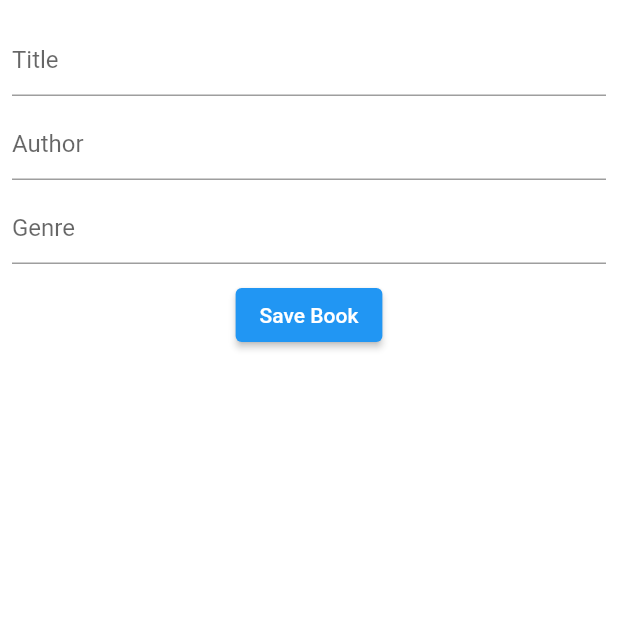
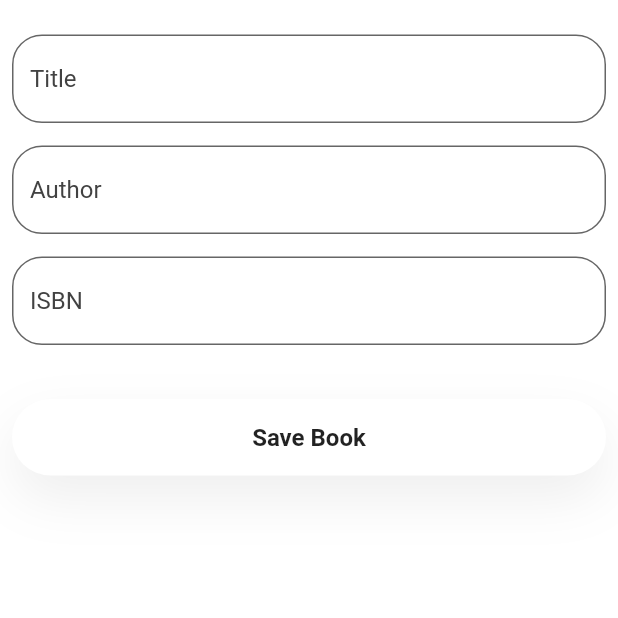
Before and after one commit to joeabn/PocketLibrary, a Flutter app: the BookForm screen opened directly with empty values, after a tap on "Save Book", on a phone screen of 412 x 824 dp, the top half of it. Run offline on Flutter 3.47's test engine with Material 2 defaults, Android fonts, the phone set to English and light mode, and no system bars; our stand-ins replace file_picker, firebase_auth, firebase_core, firebase_storage, sqflite; missing offline and left inert: syncfusion_flutter_pdfviewer; accounts and stored records are empty; network calls fail.

Commit message:
Add Rounded Text Field Validate ISBN Move Services to Directory
Signed-off-by: joeabn <joe.abounakoul@ecomz.com>

```diff
--- a/lib/Utils/validator.dart
+++ b/lib/Utils/validator.dart
@@ -1,11 +1,38 @@
 class Validator {
-  static String? validateName({required String? name}) {
+  static String? required({required String? name}) {
     if (name == null) {
       return null;
     }
 
     if (name.isEmpty) {
-      return 'Name can\'t be empty';
+      return 'This field can\'t be empty';
+    }
+
+    return null;
+  }
+
+  static String? validateISBN({required String? isbn}) {
+    const errorMessage = "Please enter a valid ISBN";
+    if (isbn == null || isbn.isEmpty) {
+      return null;
+    }
+
+    if (isbn.length != 10) {
+      return errorMessage;
+    }
+
+    try {
+      int.parse(isbn);
+    } catch (e) {
+      return errorMessage;
+    }
+    var sum = 0;
+    for (int i = 10; i != 0; i--) {
+      sum += (int.parse(isbn[i - 1]) * i);
+    }
+
+    if (sum % 11 != 0) {
+      return errorMessage;
     }
 
     return null;
--- a/lib/screens/Authentication/login_screen.dart
+++ b/lib/screens/Authentication/login_screen.dart
@@ -4,8 +4,8 @@ import 'package:flutter/material.dart';
 import 'package:pocket_library/screens/Authentication/register_screen.dart';
 import 'package:pocket_library/screens/home_screen.dart';
 
-import '../../Utils/fire_auth.dart';
 import '../../Utils/validator.dart';
+import '../../services/fire_auth.dart';
 
 class LoginScreen extends StatefulWidget {
   const LoginScreen({Key? key}) : super(key: key);
--- a/lib/screens/Authentication/profile_screen.dart
+++ b/lib/screens/Authentication/profile_screen.dart
@@ -1,7 +1,7 @@
 import 'package:firebase_auth/firebase_auth.dart';
 import 'package:flutter/material.dart';
 
-import '../../Utils/fire_auth.dart';
+import '../../services/fire_auth.dart';
 import 'login_screen.dart';
 
 class ProfileScreen extends StatefulWidget {
--- a/lib/screens/Authentication/register_screen.dart
+++ b/lib/screens/Authentication/register_screen.dart
@@ -2,8 +2,8 @@ import 'package:firebase_auth/firebase_auth.dart';
 import 'package:flutter/material.dart';
 import 'package:pocket_library/screens/home_screen.dart';
 
-import '../../Utils/fire_auth.dart';
 import '../../Utils/validator.dart';
+import '../../services/fire_auth.dart';
 
 class RegisterScreen extends StatefulWidget {
   const RegisterScreen({Key? key}) : super(key: key);
@@ -50,7 +50,7 @@ class _RegisterScreenState extends State<RegisterScreen> {
                       TextFormField(
                         controller: _nameTextController,
                         focusNode: _focusName,
-                        validator: (value) => Validator.validateName(
+                        validator: (value) => Validator.required(
                           name: value,
                         ),
                         decoration: InputDecoration(
--- a/lib/screens/add_book_screen.dart
+++ b/lib/screens/add_book_screen.dart
@@ -7,11 +7,13 @@ import 'package:flutter/material.dart';
 import 'package:flutter/widgets.dart';
 import 'package:path/path.dart' as dartPath;
 import 'package:path_provider/path_provider.dart';
+import 'package:pocket_library/Utils/validator.dart';
 import 'package:pocket_library/screens/reading_screen.dart';
+import 'package:pocket_library/widgets/rounded_text_field.dart';
 
 import '../Database/DatabaseContext.dart';
 import '../Database/book.dart';
-import '../Utils/FireStorage.dart';
+import '../services/cloud_storage_service.dart';
 import '../widgets/rounded_button.dart';
 
 class AddBookScreen extends StatefulWidget {
@@ -95,7 +97,7 @@ class _AddBookState extends State<AddBookScreen> {
   Future<String> _uploadDocumentToCloud(Book book) async {
     var file = File(book.path);
 
-    var uploadTask = await FireStorage.uploadFile(file, book.title);
+    var uploadTask = await CloudStorageService.uploadFile(file, book.title);
     // uploadTask.whenComplete(() =>)
     // uploadTask.snapshot.ref
     return "";
@@ -160,7 +162,7 @@ class _uploadBookState extends State<AddBookScreen> {
       return null;
     }
     _fileName = fileName;
-    return await FireStorage.uploadFile(file, fileName);
+    return await CloudStorageService.uploadFile(file, fileName);
   }
 
   /// A new string is uploaded to storage.
@@ -376,6 +378,7 @@ class UploadTaskListTile extends StatelessWidget {
 
 class BookForm extends StatelessWidget {
   final Future<void> Function(String, String?, String?) submitForm;
+  final _formKey = GlobalKey<FormState>();
 
   final _focusTitle = FocusNode();
   final _focusAuthor = FocusNode();
@@ -393,49 +396,48 @@ class BookForm extends StatelessWidget {
         body: Container(
             child: Padding(
                 padding: EdgeInsets.all(8.0),
-                child:
-                    Column(mainAxisSize: MainAxisSize.min, children: <Widget>[
-                  const SizedBox(height: 8.0),
-                  TextFormField(
-                    controller: _titleTextController,
-                    focusNode: _focusTitle,
-                    decoration: const InputDecoration(
-                      hintText: "Title",
-                    ),
-                  ),
-                  const SizedBox(height: 8.0),
-                  TextFormField(
-                    controller: _authorTextController,
-                    focusNode: _focusAuthor,
-                    decoration: const InputDecoration(
-                      hintText: "Author",
-                    ),
-                  ),
-                  const SizedBox(height: 8.0),
-                  TextFormField(
-                    controller: _genreTextController,
-                    focusNode: _focusGenre,
-                    decoration: const InputDecoration(
-                      hintText: "Genre",
-                    ),
-                  ),
-                  const SizedBox(height: 10.0),
-                  ElevatedButton(
-                    onPressed: () async {
-                      _focusTitle.unfocus();
-                      _focusAuthor.unfocus();
-                      _focusGenre.unfocus();
-                      await submitForm(
-                          _titleTextController.text,
-                          _authorTextController.text,
-                          _genreTextController.text);
-                    },
-                    child: const Text(
-                      'Save Book',
-                      style: TextStyle(color: Colors.white),
-                    ),
-                  ),
-                ]))));
+                child: Form(
+                    key: _formKey,
+                    child: Column(
+                        mainAxisSize: MainAxisSize.min,
+                        children: <Widget>[
+                          const SizedBox(height: 15.0),
+                          RoundedTextField(
+                              textHint: "Title",
+                              editingController: _titleTextController,
+                              focusNode: _focusTitle),
+                          const SizedBox(height: 15.0),
+                          RoundedTextField(
+                              textHint: "Author",
+                              editingController: _authorTextController,
+                              focusNode: _focusAuthor),
+                          // const SizedBox(height: 15.0),
+                          // RoundedTextField(textHint: "Genre",
+                          //     editingController: _genreTextController,
+                          //     focusNode: _focusGenre),
+                          const SizedBox(height: 15.0),
+                          RoundedTextField(
+                            textHint: "ISBN",
+                            editingController: _genreTextController,
+                            focusNode: _focusGenre,
+                            validator: (value) =>
+                                Validator.validateISBN(isbn: value),
+                          ),
+                          const SizedBox(height: 20.0),
+                          RoundedButton(
+                              text: "Save Book",
+                              press: () async {
+                                _focusTitle.unfocus();
+                                _focusAuthor.unfocus();
+                                _focusGenre.unfocus();
+                                print(_formKey.currentState!.validate());
+                                // await submitForm(
+                                //     _titleTextController.text,
+                                //     _authorTextController.text,
+                                //     _genreTextController.text
+                                // );
+                              })
+                        ])))));
     /*GestureDetector(
           onTap: () {
             _focusTitle.unfocus();
--- /dev/null
+++ b/lib/services/book_cover_service.dart
@@ -0,0 +1,27 @@
+enum bookCoverSize {
+  small,
+  medium,
+  large,
+}
+
+class BookCoverService {
+  static const baseURl = "https://covers.openlibrary.org/b/isbn/";
+
+  static String getBookCoverPathByISBN(String isbn, bookCoverSize size) {
+    String pathParam = isbn;
+
+    switch (size) {
+      case bookCoverSize.small:
+        pathParam += "-S";
+        break;
+      case bookCoverSize.medium:
+        pathParam += "-M";
+        break;
+      case bookCoverSize.large:
+        pathParam += "-L";
+        break;
+    }
+    pathParam += ".jpg";
+    return (baseURl + pathParam);
+  }
+}
--- a/lib/Utils/FireStorage.dart
+++ b/lib/services/cloud_storage_service.dart
@@ -2,7 +2,7 @@ import 'dart:io';
 
 import 'package:firebase_storage/firebase_storage.dart';
 
-class FireStorage {
+class CloudStorageService {
   static final storage = FirebaseStorage.instance;
 
   static Future<UploadTask?> uploadFile(File file, String title) async {
@@ -15,4 +15,14 @@ class FireStorage {
 
     return Future.value(uploadTask);
   }
+
+  static Future<bool> deleteFile(String fileURL) async {
+    Reference ref = FirebaseStorage.instance.refFromURL(fileURL);
+    try {
+      await ref.delete();
+      return true;
+    } catch (e) {
+      return false;
+    }
+  }
 }
--- /dev/null
+++ b/lib/widgets/rounded_text_field.dart
@@ -0,0 +1,41 @@
+import 'package:flutter/material.dart';
+import 'package:flutter/widgets.dart';
+
+class RoundedTextField extends StatelessWidget {
+  final String textHint;
+  final FocusNode? focusNode;
+  final FormFieldValidator<String>? validator;
+  final TextEditingController editingController;
+
+  const RoundedTextField(
+      {Key? key,
+      required this.textHint,
+      this.focusNode,
+      required this.editingController,
+      this.validator})
+      : super(key: key);
+
+  @override
+  Widget build(BuildContext context) {
+    return TextFormField(
+      controller: editingController,
+      focusNode: focusNode,
+      validator: validator,
+      decoration: InputDecoration(
+        border: OutlineInputBorder(
+          borderRadius: BorderRadius.circular(20),
+        ),
+        filled: true,
+        hintStyle: TextStyle(color: Colors.grey[800]),
+        hintText: textHint,
+        fillColor: Colors.white70,
+        errorBorder: OutlineInputBorder(
+          borderRadius: BorderRadius.circular(20.0),
+          borderSide: const BorderSide(
+            color: Colors.red,
+          ),
+        ),
+      ),
+    );
+  }
+}
```
Also changed, not shown: lib/services/fire_auth.dart (renamed from lib/Utils/fire_auth.dart).
